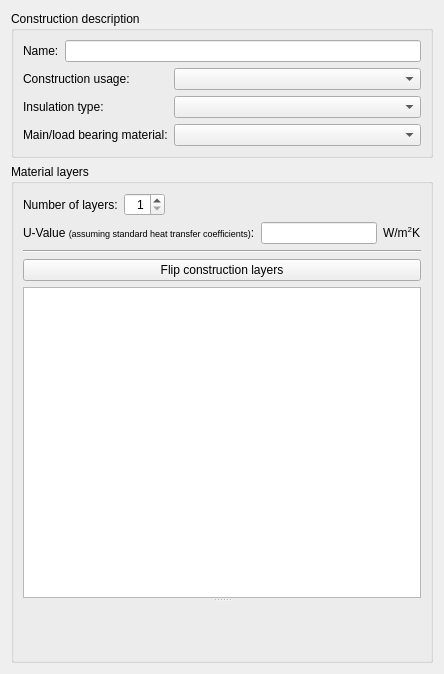
Old version of the form SIM-VICUS/src/SVDBConstructionEditWidget.ui in the repository ghorwin/SIM-VICUS.
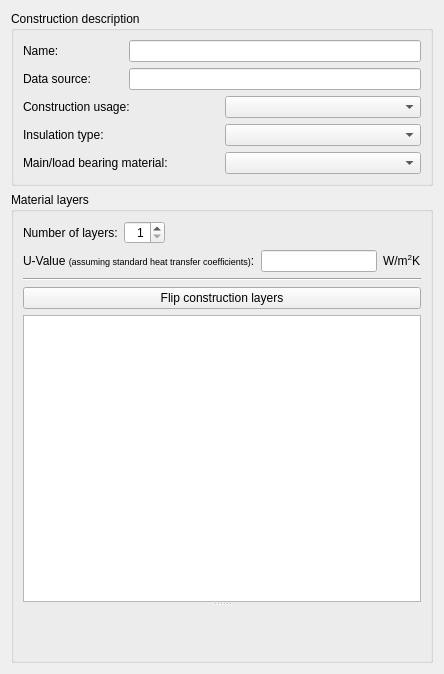
New version of the form. Custom widgets are drawn as their Qt base class.

Commit message: Added data source in ui of construction

Patch:
```diff
--- a/SIM-VICUS/src/SVDBConstructionEditWidget.ui
+++ b/SIM-VICUS/src/SVDBConstructionEditWidget.ui
@@ -27,31 +27,26 @@
   </property>
   <layout class="QHBoxLayout" name="horizontalLayout_4" stretch="0">
    <item>
-    <layout class="QVBoxLayout" name="verticalLayout_2" stretch="0,1">
+    <layout class="QVBoxLayout" name="verticalLayout_2" stretch="0,0">
      <item>
       <widget class="QGroupBox" name="groupBox">
        <property name="title">
         <string>Construction description</string>
        </property>
-       <layout class="QGridLayout" name="gridLayout" columnstretch="0,1">
-        <item row="1" column="0">
-         <widget class="QLabel" name="label_6">
-          <property name="text">
-           <string>Construction usage:</string>
-          </property>
-         </widget>
-        </item>
-        <item row="2" column="0">
-         <widget class="QLabel" name="label_2">
-          <property name="text">
-           <string>Insulation type:</string>
-          </property>
-         </widget>
+       <layout class="QGridLayout" name="gridLayout" columnstretch="0,0">
+        <item row="4" column="1">
+         <widget class="QComboBox" name="comboBoxMaterialKind"/>
         </item>
         <item row="0" column="0" colspan="2">
          <layout class="QHBoxLayout" name="horizontalLayout_3">
           <item>
            <widget class="QLabel" name="label_3">
+            <property name="minimumSize">
+             <size>
+              <width>100</width>
+              <height>0</height>
+             </size>
+            </property>
             <property name="text">
              <string>Name:</string>
             </property>
@@ -62,21 +57,52 @@
           </item>
          </layout>
         </item>
-        <item row="3" column="0">
+        <item row="3" column="1">
+         <widget class="QComboBox" name="comboBoxInsulationKind"/>
+        </item>
+        <item row="2" column="0">
+         <widget class="QLabel" name="label_6">
+          <property name="text">
+           <string>Construction usage:</string>
+          </property>
+         </widget>
+        </item>
+        <item row="4" column="0">
          <widget class="QLabel" name="label_4">
           <property name="text">
            <string>Main/load bearing material:</string>
           </property>
          </widget>
         </item>
-        <item row="1" column="1">
-         <widget class="QComboBox" name="comboBoxConstructionUsage"/>
+        <item row="3" column="0">
+         <widget class="QLabel" name="label_2">
+          <property name="text">
+           <string>Insulation type:</string>
+          </property>
+         </widget>
         </item>
-        <item row="3" column="1">
-         <widget class="QComboBox" name="comboBoxMaterialKind"/>
+        <item row="1" column="0" colspan="2">
+         <layout class="QHBoxLayout" name="horizontalLayout_6">
+          <item>
+           <widget class="QLabel" name="label_5">
+            <property name="minimumSize">
+             <size>
+              <width>100</width>
+              <height>0</height>
+             </size>
+            </property>
+            <property name="text">
+             <string>Data source:</string>
+            </property>
+           </widget>
+          </item>
+          <item>
+           <widget class="QtExt::LanguageStringEditWidget1" name="lineEditDataSource"/>
+          </item>
+         </layout>
         </item>
         <item row="2" column="1">
-         <widget class="QComboBox" name="comboBoxInsulationKind"/>
+         <widget class="QComboBox" name="comboBoxConstructionUsage"/>
         </item>
        </layout>
       </widget>
```
